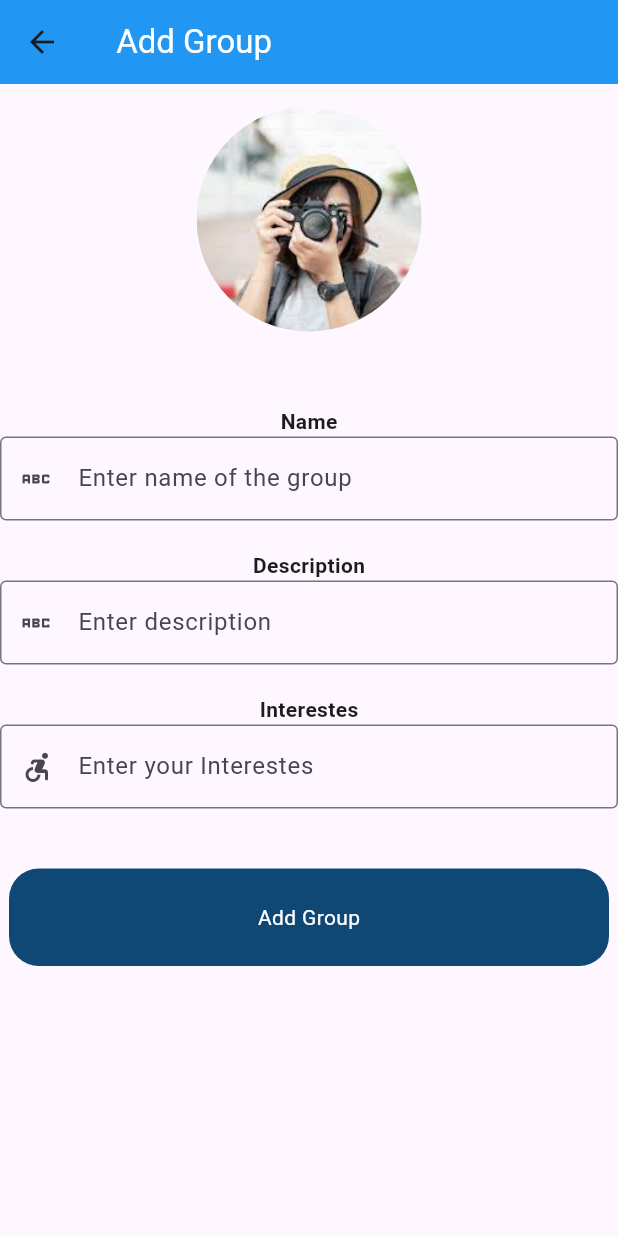
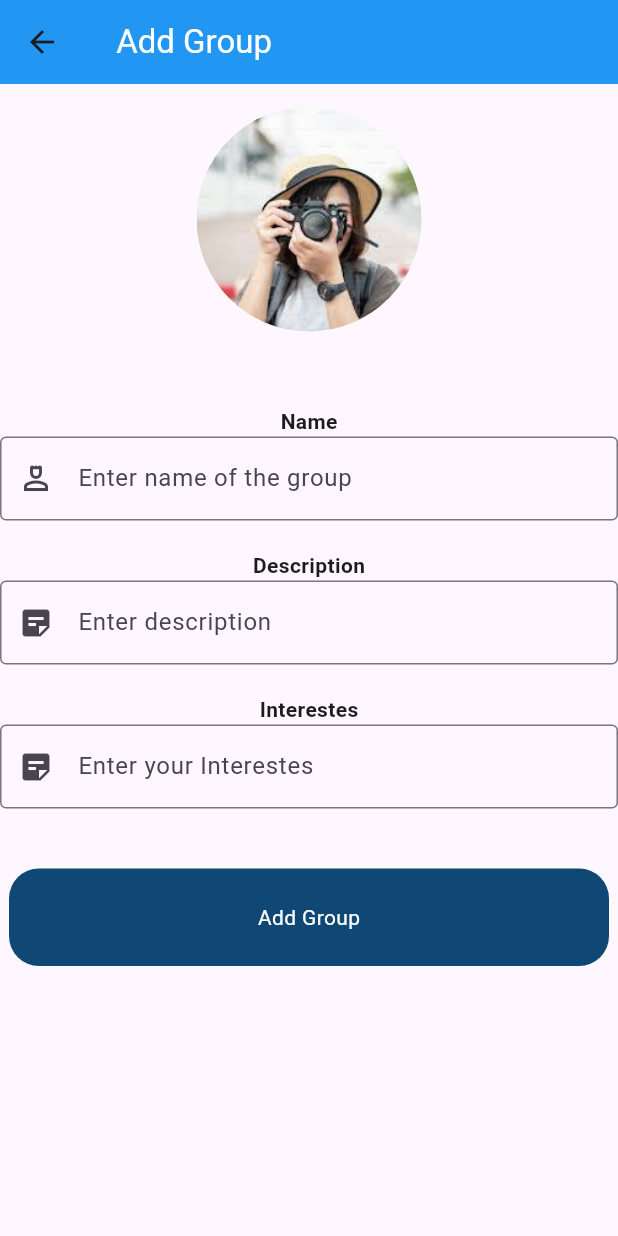
Before and after one commit to MohamedAliShaltoot/Task-1-Flutter, a Flutter app: the screen it shows after launch, after a tap on "Photographer", on a phone screen of 412 x 824 dp. Run offline on Flutter 3.47's test engine with Material 3 defaults, Android fonts, the phone set to English and light mode, and no system bars.

Commit message:
replace icons and pushing all updates

```diff
--- a/lib/count.dart
+++ b/lib/count.dart
@@ -32,14 +32,14 @@ String image;
                               ),
                             ),
             const SizedBox(height: 50,),
-            CustomizedTextandLabelText(hintText: 'Enter name of the group', icon: Icons.abc, name: 'Name'),
+            CustomizedTextandLabelText(hintText: 'Enter name of the group', icon: Icons.person_4_outlined, name: 'Name'),
               const SizedBox(height: 20,),
 
-            CustomizedTextandLabelText(hintText: 'Enter description', icon: Icons.abc_sharp, name: 'Description'),
+            CustomizedTextandLabelText(hintText: 'Enter description', icon: Icons.sticky_note_2, name: 'Description'),
 
             const SizedBox(height: 20,),
 
-            CustomizedTextandLabelText(hintText: 'Enter your Interestes', icon: Icons.accessible_forward_rounded, name: 'Interestes'),
+            CustomizedTextandLabelText(hintText: 'Enter your Interestes', icon: Icons.sticky_note_2, name: 'Interestes'),
                     const SizedBox(height: 40,),
             GestureDetector(
               onTap: (){
```
